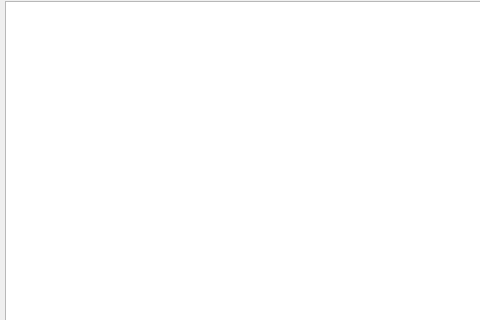
This is mainwindow.ui in colorpen2010/Realestate-UI as Qt 5 draws it before an edit; both pictures show x 0 to 480 and y 0 to 320 of the 835 by 631 pixel window. The edited form follows.
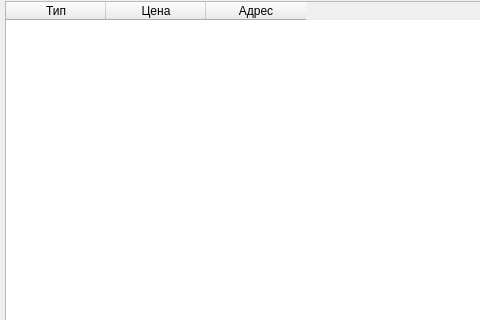
This is the edited form.

```diff
--- a/mainwindow.ui
+++ b/mainwindow.ui
@@ -36,6 +36,21 @@
       <height>471</height>
      </rect>
     </property>
+    <column>
+     <property name="text">
+      <string>Тип</string>
+     </property>
+    </column>
+    <column>
+     <property name="text">
+      <string>Цена</string>
+     </property>
+    </column>
+    <column>
+     <property name="text">
+      <string>Адрес</string>
+     </property>
+    </column>
    </widget>
   </widget>
   <widget class="QMenuBar" name="menubar">
```
